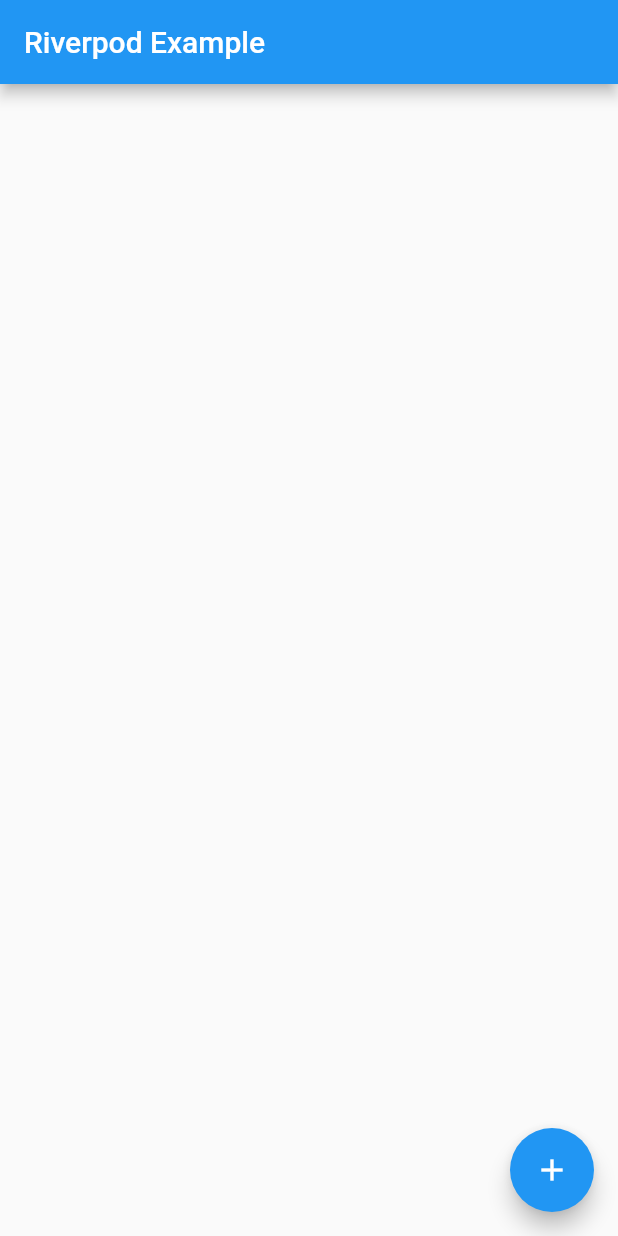
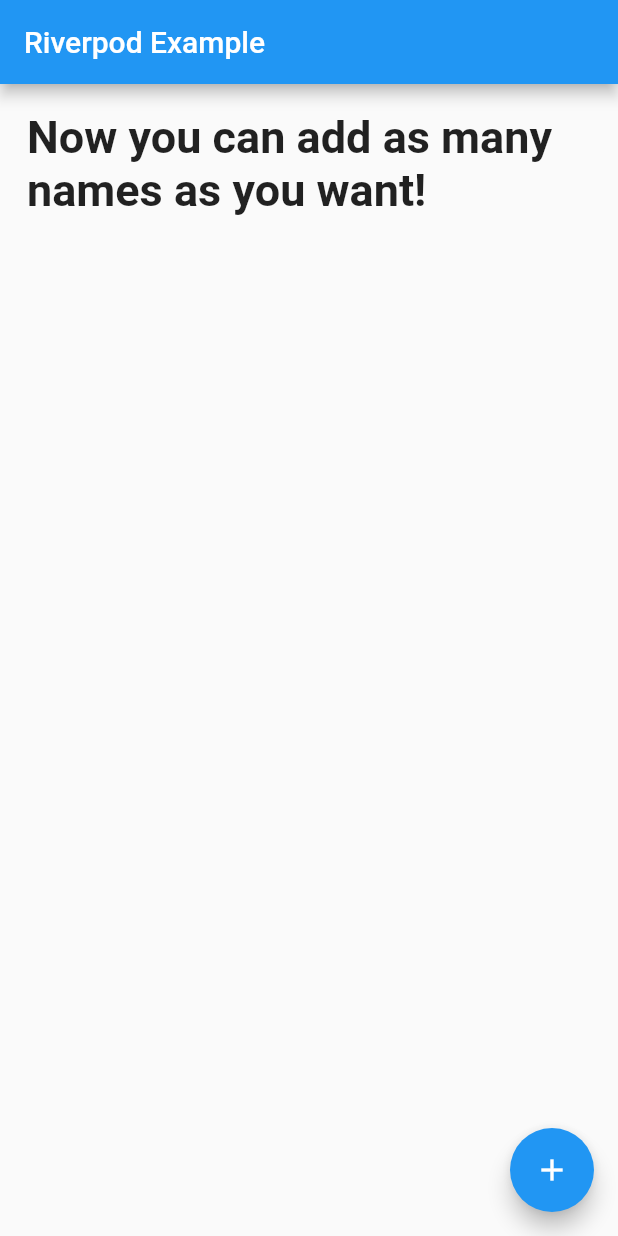
Before and after one commit to miyigun/riverpod_example4, a Flutter app: the screen it shows after launch, after a tap on the "add" icon, on a phone screen of 412 x 824 dp. Run offline on Flutter 3.47's test engine with Material 2 defaults, Android fonts, the phone set to English and light mode, and no system bars; our stand-ins replace flutter_riverpod.

Commit message:
Fourth commit

```diff
--- a/lib/controller/name_notifier.dart
+++ b/lib/controller/name_notifier.dart
@@ -1,20 +1,21 @@
 import 'package:flutter_riverpod/flutter_riverpod.dart';
 
-class NameNotifier extends StateNotifier<List<String>>{
+class NameNotifier extends StateNotifier<List<String>> {
   NameNotifier() : super([]);
 
   void addNames(String names) {
-    state= [...state, names];
+    state = [...state, names];
   }
 
   void deleteNames(String names) {
-    state= [
+    state = [
       for (final loopNames in state)
-        if (names!=loopNames) loopNames,
+        if (names != loopNames) loopNames,
     ];
   }
 }
 
-final nameNotifierProvider=StateNotifierProvider((ref){
+final nameNotifierProvider =
+    StateNotifierProvider<NameNotifier, List<String>>((ref) {
   return NameNotifier();
 });
--- a/lib/view/home.dart
+++ b/lib/view/home.dart
@@ -7,7 +7,9 @@ class Home extends ConsumerWidget {
 
   @override
   Widget build(BuildContext context, WidgetRef ref) {
-    final nameStateNotifierProvider=ref.watch(nameNotifierProvider.notifier).state;
+    final nameStateNotifierProviderWatch = ref.watch(nameNotifierProvider);
+    final nameStateNotifierProviderRead =
+        ref.read(nameNotifierProvider.notifier);
 
     return Scaffold(
       appBar: AppBar(
@@ -17,11 +19,11 @@ class Home extends ConsumerWidget {
         padding: const EdgeInsets.all(18.0),
         child: Center(
           child: ListView.builder(
-            itemCount: nameStateNotifierProvider.length,
-              itemBuilder: (context,index){
+            itemCount: nameStateNotifierProviderWatch.length,
+            itemBuilder: (context, index) {
               return Text(
-                  nameStateNotifierProvider[index].toString(),
-                  style: TextStyle(
+                nameStateNotifierProviderWatch[index].toString(),
+                style: const TextStyle(
                   fontSize: 30.0,
                   fontWeight: FontWeight.bold,
                 ),
@@ -31,8 +33,9 @@ class Home extends ConsumerWidget {
         ),
       ),
       floatingActionButton: FloatingActionButton(
-        onPressed: ()=> ref.read(nameNotifierProvider.notifier).addNames('Now you can add as many names as you want!'),
-          child: Icon(Icons.add),
+        onPressed: () => nameStateNotifierProviderRead
+            .addNames('Now you can add as many names as you want!'),
+        child: const Icon(Icons.add),
       ),
     );
   }
```
Lines whose indentation alone changed are shown as unchanged.
